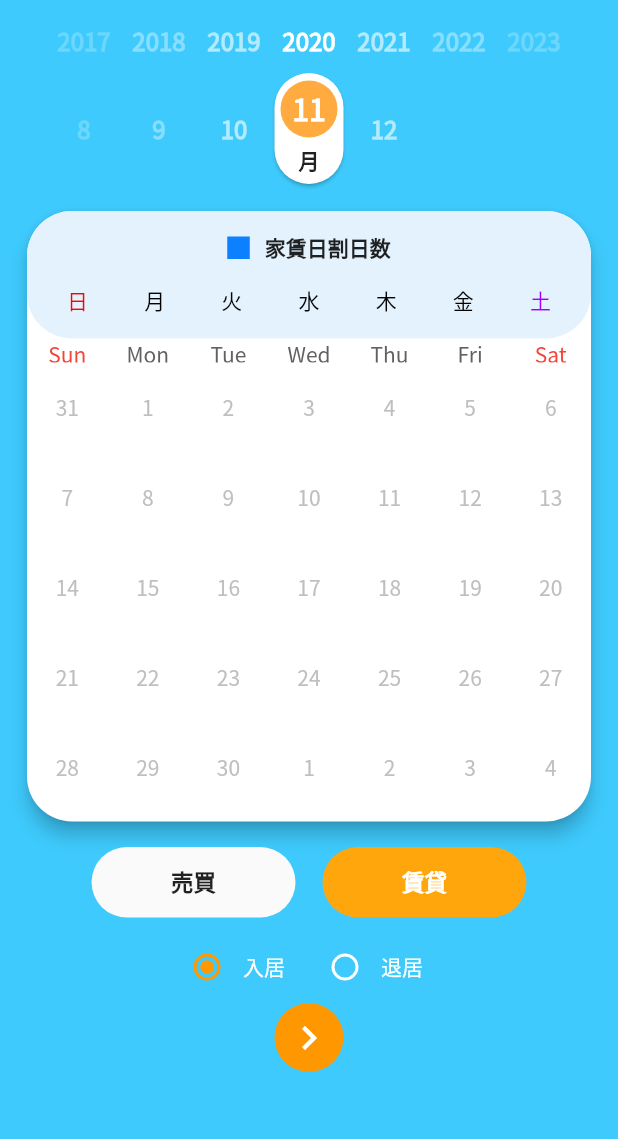
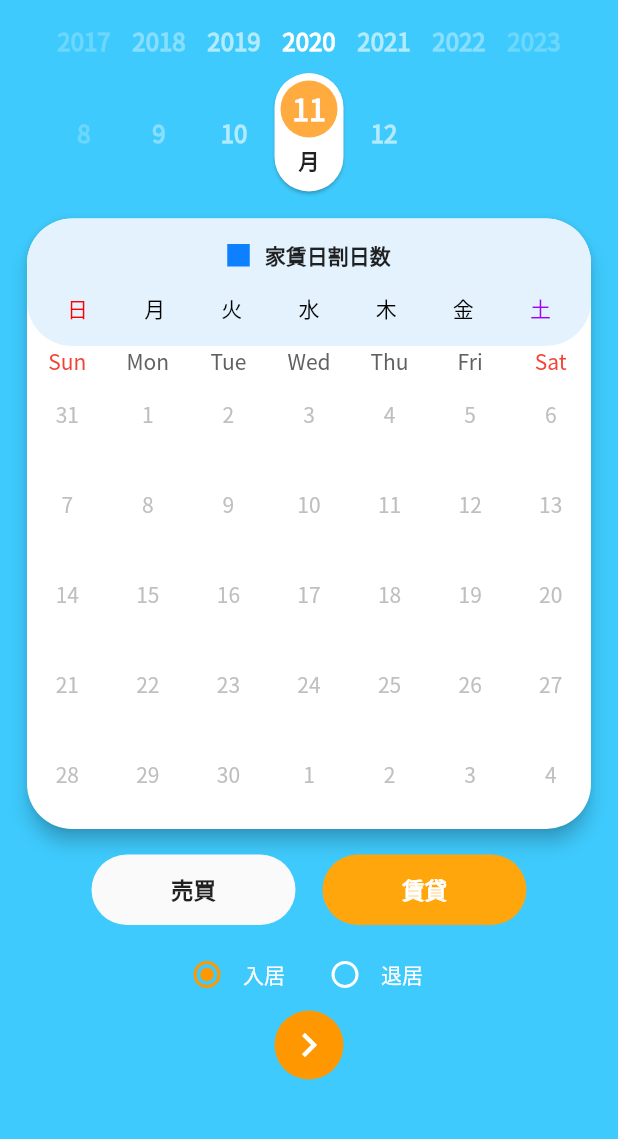
Before and after one commit to ityogesh/fudosan-calendar-application, a Flutter app: the HomeScreeen screen opened directly, on a phone screen of 412 x 824 dp, the part 68-1207 px from its top. Run offline on Flutter 3.47's test engine with Material 2 defaults, Android fonts, the phone set to English and light mode, and no system bars; drawn by our look-alikes of showcaseview, table_calendar; our stand-ins replace fluttertoast, pin_code_fields, progress_dialog, shared_preferences; missing offline and left inert: flutter_statusbarcolor, infinite_listview; accounts and stored records are empty; network calls fail.

Commit message:
text size bug fixes

```diff
--- a/lib/screens/homescreen.dart
+++ b/lib/screens/homescreen.dart
@@ -474,7 +474,7 @@ class _HomeScreeenState extends State<HomeScreeen> {
     return Padding(
       padding: const EdgeInsets.all(2.0),
       child: SizedBox(
-        height: 90.0,
+        height: 95.0,
         child: SingleChildScrollView(
           scrollDirection: Axis.horizontal,
           child: Row(
--- a/lib/screens/rentalscreen.dart
+++ b/lib/screens/rentalscreen.dart
@@ -703,7 +703,7 @@ class _RentalScreenState extends State<RentalScreen> {
                                                   .validateAmount(value);
                                               if (msg) {
                                                 return Text("正しい金額値を入力してください。",
-                                                    style: TextStyle(fontSize: 12.0,
+                                                    style: TextStyle(fontSize: 11.0,
                                                         color: Colors.red));
                                               }
                                               return Container();
```
